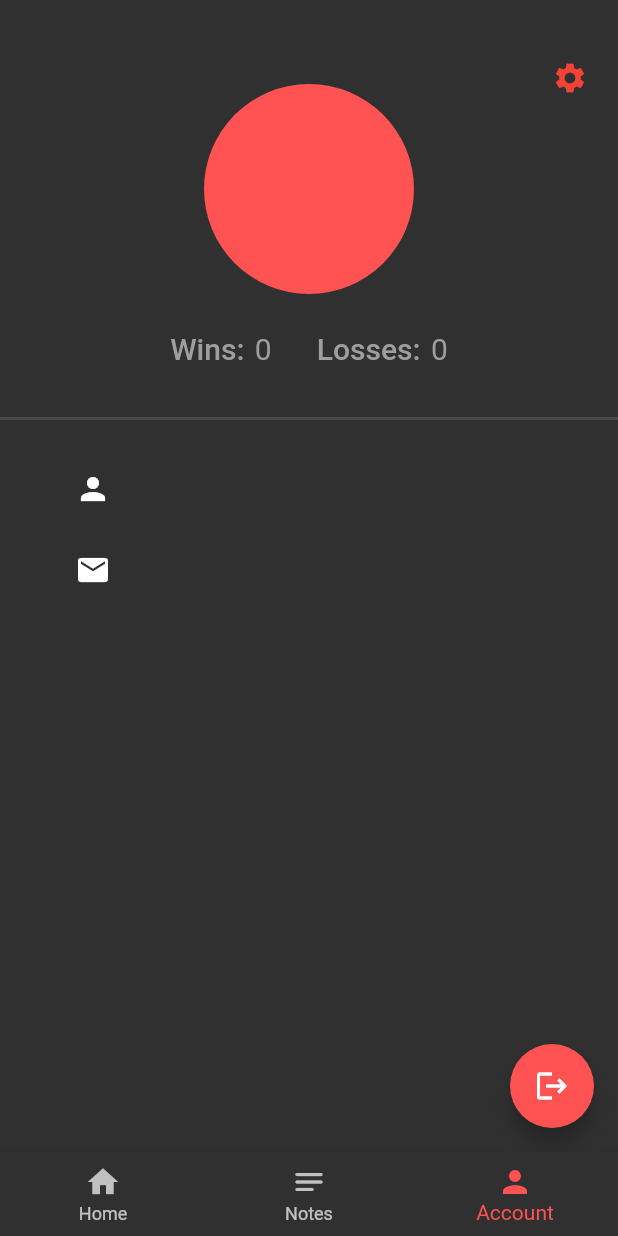
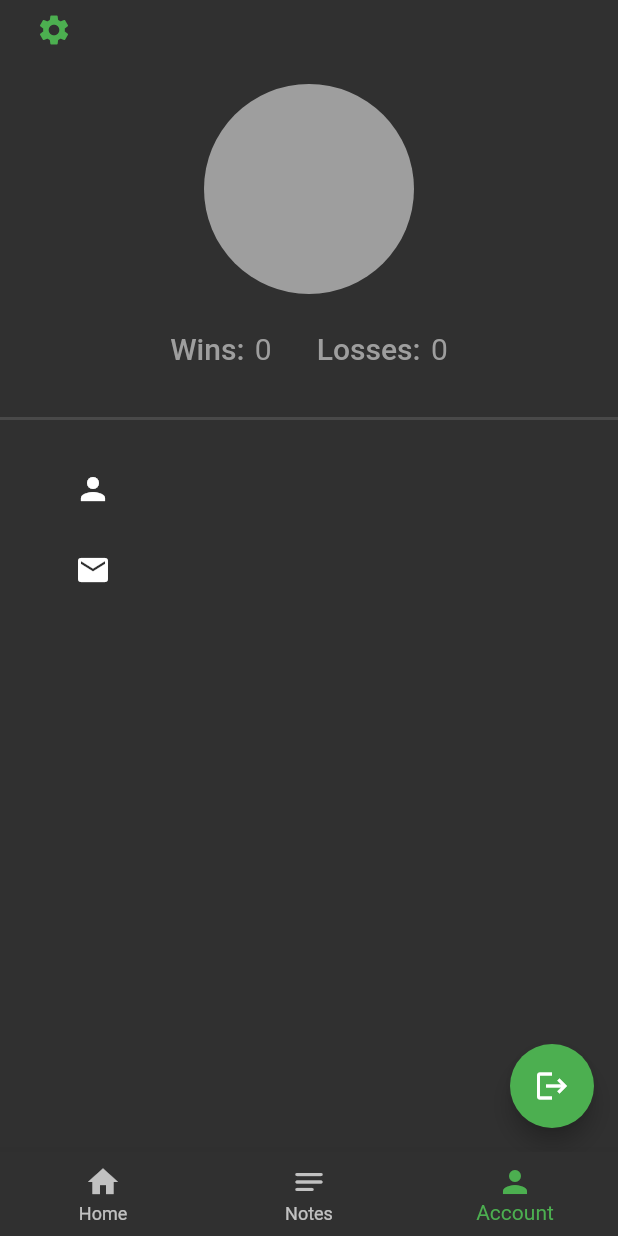
Before and after one commit to grayson40/p2p-app, a Flutter app: the Nav screen opened directly, item 3 of the bottom bar chosen, on a phone screen of 412 x 824 dp. Run offline on Flutter 3.47's test engine with Material 2 defaults, Android fonts, the phone set to English and light mode, and no system bars; our stand-ins replace cloud_firestore, firebase_auth, firebase_core, fluttertoast; accounts and stored records are empty.

Commit message:
Change color theme

```diff
--- a/lib/screens/login_screen.dart
+++ b/lib/screens/login_screen.dart
@@ -85,7 +85,7 @@ class _LoginScreenState extends State<LoginScreen> {
     final loginButton = Material(
       elevation: 5,
       borderRadius: BorderRadius.circular(30),
-      color: Colors.redAccent,
+      color: Colors.green,
       child: MaterialButton(
         onPressed: () {
           signIn(emailController.text, passwordController.text);
@@ -143,7 +143,7 @@ class _LoginScreenState extends State<LoginScreen> {
                           child: const Text(
                             "Sign Up",
                             style: TextStyle(
-                                color: Colors.redAccent,
+                                color: Colors.green,
                                 fontWeight: FontWeight.bold,
                                 fontSize: 15),
                           ),
--- a/lib/screens/nav_screen.dart
+++ b/lib/screens/nav_screen.dart
@@ -60,7 +60,7 @@ class _NavState extends State<Nav> {
         ],
         currentIndex: _selectedIndex,
         onTap: _onItemTap,
-        selectedItemColor: Colors.redAccent,
+        selectedItemColor: Colors.green,
       ),
     );
   }
--- a/lib/screens/notes_screen.dart
+++ b/lib/screens/notes_screen.dart
@@ -32,6 +32,7 @@ class _NotesScreenState extends State<NotesScreen> {
       },
       textInputAction: TextInputAction.done,
       decoration: InputDecoration(
+          hintText: "Type note here...",
           contentPadding: const EdgeInsets.fromLTRB(20, 15, 20, 15),
           border: OutlineInputBorder(
             borderRadius: BorderRadius.circular(10.0),
@@ -57,7 +58,7 @@ class _NotesScreenState extends State<NotesScreen> {
           Icons.add,
           color: Colors.white,
         ),
-        backgroundColor: Colors.redAccent,
+        backgroundColor: Colors.green,
       ),
     );
   }
--- a/lib/screens/profile_screen.dart
+++ b/lib/screens/profile_screen.dart
@@ -35,12 +35,11 @@ class _ProfileScreenState extends State<ProfileScreen> {
       appBar: AppBar(
         backgroundColor: Colors.transparent,
         elevation: 0,
-        flexibleSpace: IconButton(
-          padding: EdgeInsets.fromLTRB(40, 40, 20, 40),
-          alignment: Alignment.centerRight,
+        leading: IconButton(
+          alignment: Alignment.topRight,
           icon: const Icon(
             Icons.settings,
-            color: Colors.red,
+            color: Colors.green,
           ),
           onPressed: () {
             Navigator.of(context).push(MaterialPageRoute(
@@ -52,7 +51,7 @@ class _ProfileScreenState extends State<ProfileScreen> {
         child: Column(
           children: [
             const CircleAvatar(
-              backgroundColor: Colors.redAccent,
+              backgroundColor: Colors.grey,
               radius: 70,
             ),
             const SizedBox(
@@ -157,7 +156,7 @@ class _ProfileScreenState extends State<ProfileScreen> {
         onPressed: () {
           logout(context);
         },
-        backgroundColor: Colors.redAccent,
+        backgroundColor: Colors.green,
         child: const Icon(
           Icons.logout,
           color: Colors.white,
--- a/lib/screens/settings_screen.dart
+++ b/lib/screens/settings_screen.dart
@@ -15,9 +15,10 @@ class _SettingsScreenState extends State<SettingsScreen> {
         backgroundColor: Colors.transparent,
         elevation: 0,
         leading: IconButton(
+          alignment: Alignment.topRight,
           icon: const Icon(
             Icons.arrow_back,
-            color: Colors.red,
+            color: Colors.green,
           ),
           onPressed: () {
             Navigator.of(context).pop();
--- a/lib/screens/sign_up_screen.dart
+++ b/lib/screens/sign_up_screen.dart
@@ -139,7 +139,7 @@ class _SignUpScreenState extends State<SignUpScreen> {
     final singUpButton = Material(
       elevation: 5,
       borderRadius: BorderRadius.circular(30),
-      color: Colors.redAccent,
+      color: Colors.green,
       child: MaterialButton(
         onPressed: () {
           signUp(emailEditingController.text, passwordEditingController.text);
```
